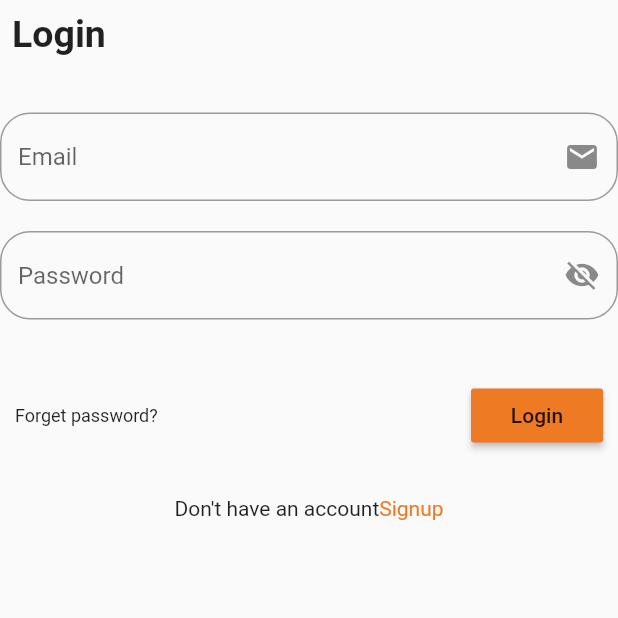
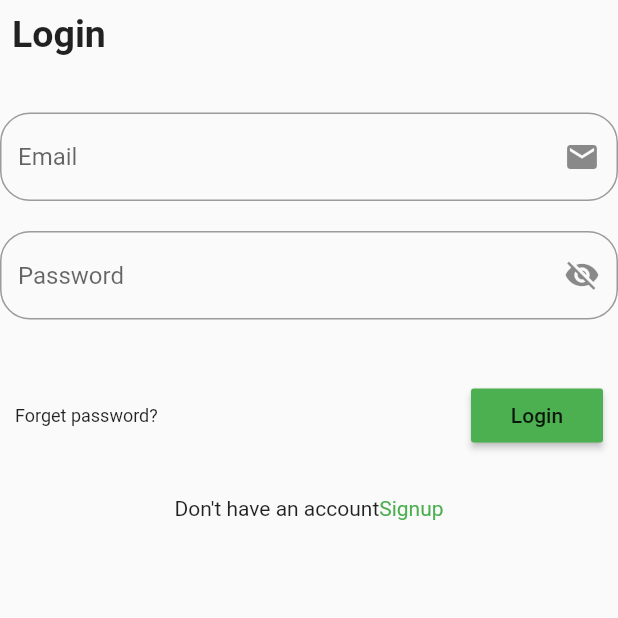
Before and after one commit to Farm-IOT/Farm-Iot-App-Tflite, a Flutter app: the screen it shows after launch, after a tap on "Login", on a phone screen of 412 x 824 dp, the top half of it. Run offline on Flutter 3.47's test engine with Material 2 defaults, Android fonts, the phone set to English and light mode, and no system bars; our stand-ins replace image_picker; missing offline and left inert: tflite.

Commit message:
Add files via upload

```diff
--- a/lib/screens/login.dart
+++ b/lib/screens/login.dart
@@ -59,7 +59,7 @@ class _LoginPageState extends State<LoginPage> {
                     Text('Forget password?',style: TextStyle(fontSize: 12.0),),
                     RaisedButton(
                       child: Text('Login'),
-                      color: Color(0xffEE7B23),
+                      color: Colors.green,
                       onPressed: (){
                         Navigator.push(context, MaterialPageRoute(builder: (context)=>ImageAnalyse()));
                       },
@@ -79,7 +79,7 @@ class _LoginPageState extends State<LoginPage> {
                         TextSpan(
                           text: 'Signup',
                           style: TextStyle(
-                              color: Color(0xffEE7B23)
+                              color: Colors.green
                           ),
                         ),
                       ]
--- a/lib/screens/signup.dart
+++ b/lib/screens/signup.dart
@@ -64,7 +64,7 @@ class _SignupPageState extends State<SignupPage> {
                     Text('Forget password?',style: TextStyle(fontSize: 12.0),),
                     RaisedButton(
                       child: Text('Signup'),
-                      color: Color(0xffEE7B23),
+                      color: Colors.green,
                       onPressed: (){
                         Navigator.push(context, MaterialPageRoute(builder: (context)=>ImageAnalyse()));
                       },
@@ -84,7 +84,7 @@ class _SignupPageState extends State<SignupPage> {
                         TextSpan(
                           text: 'Signin',
                           style: TextStyle(
-                              color: Color(0xffEE7B23)
+                              color: Colors.green
                           ),
                         ),
                       ]
```
